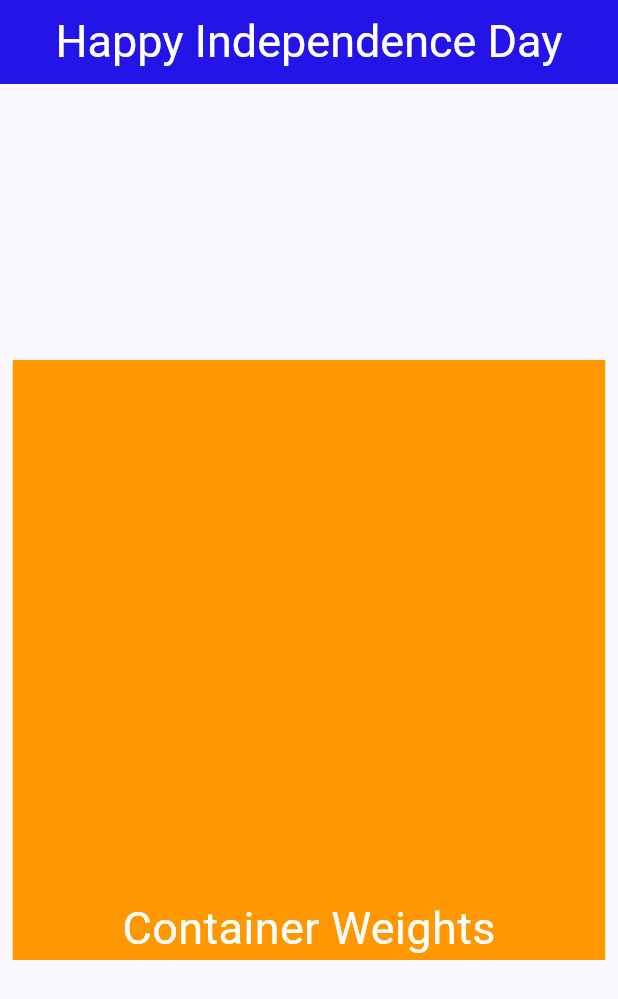
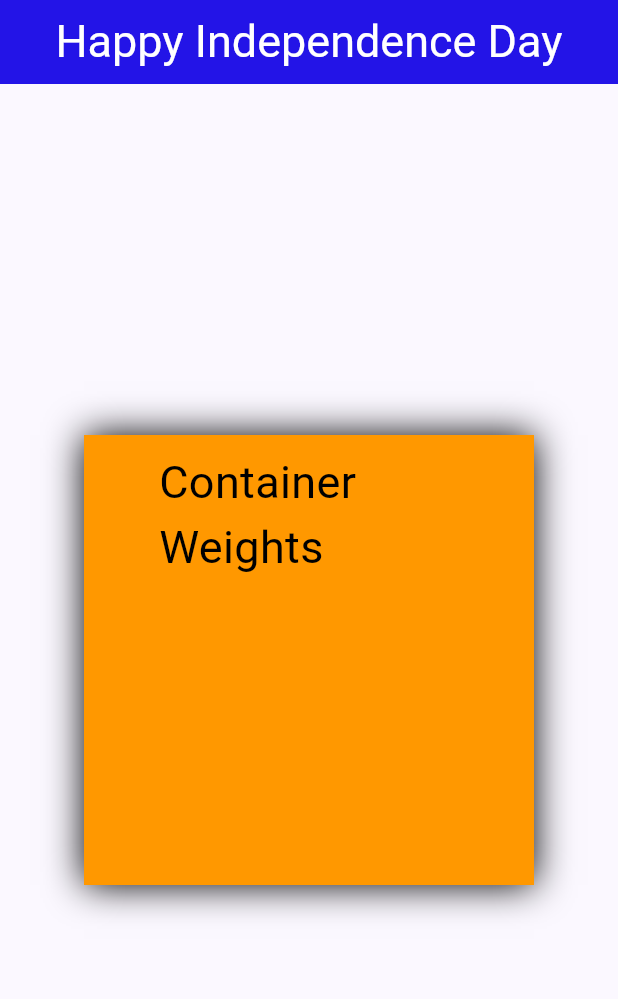
Before and after one commit to Roshan-Barkane/77th_indepandent_day, a Flutter app: the screen it shows after launch, on a phone screen of 412 x 824 dp. Shown: the top 999 px of the screen. Run offline on Flutter 3.47's test engine with Material 2 defaults, Android fonts, the phone set to English and light mode, and no system bars.

Commit message:
box shadows

```diff
--- a/lib/second.dart
+++ b/lib/second.dart
@@ -22,14 +22,15 @@ class _secondState extends State<second> {
       ),
       body: Center(
         child: Container(
+          width: 300,
+          height: 300,
+          padding: const EdgeInsets.symmetric(vertical: 10, horizontal: 50),
+          decoration: const BoxDecoration(
+              color: Colors.orange, boxShadow: [BoxShadow(blurRadius: 20.0)]),
           child: const Text(
             'Container Weights',
-            style: TextStyle(fontSize: 30, color: Colors.white),
+            style: TextStyle(fontSize: 30, color: Colors.black),
           ),
-          color: Colors.orange,
-          height: 400,
-          width: 395,
-          alignment: Alignment.bottomCenter,
         ),
       ),
     );
```
